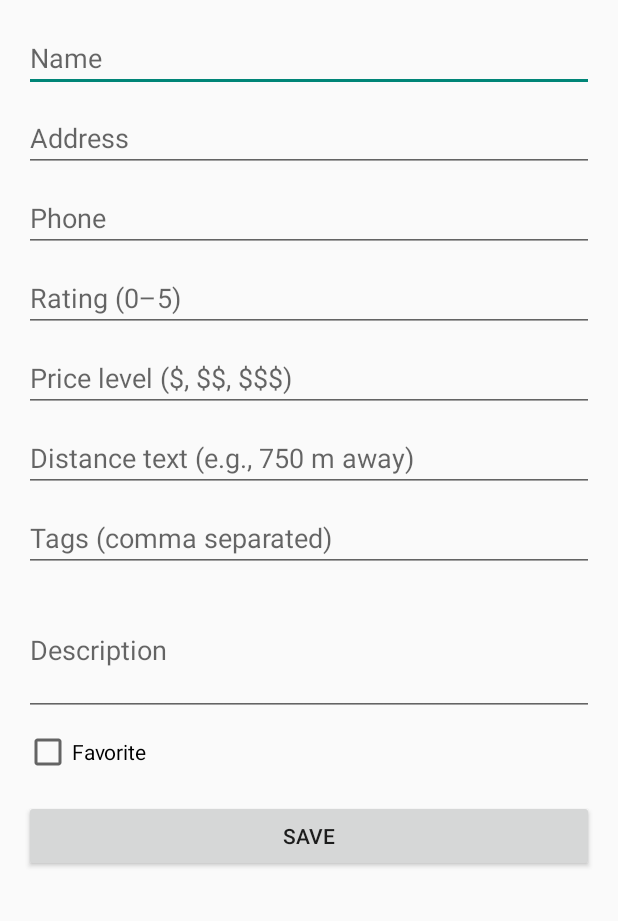
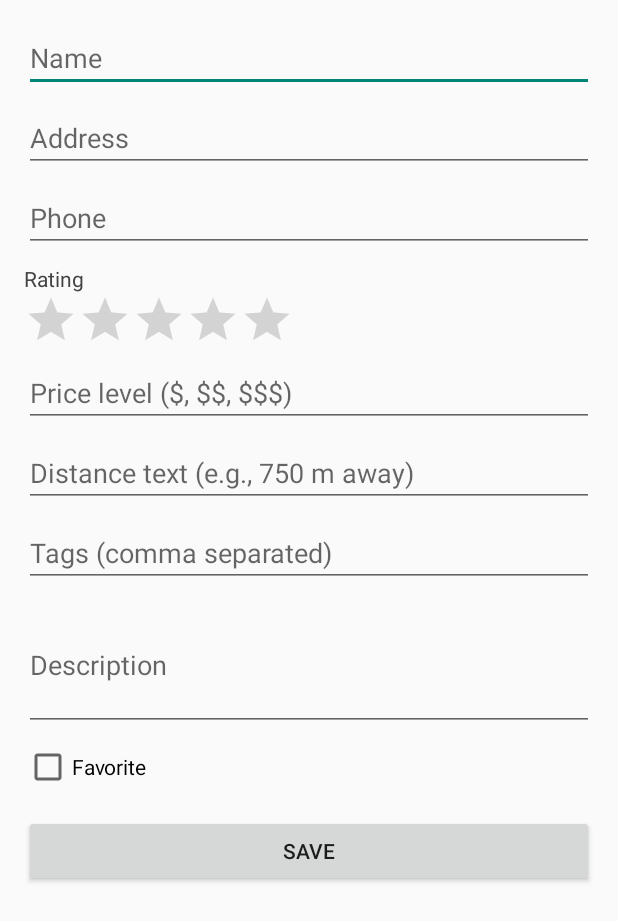
Before and after one commit to 101501186/COMP3074_Group10, an Android app: the AddEditRestaurantActivity screen opened directly, with no data from a screen before it, on a phone screen of 412 x 824 dp. Shown: the top 921 px of the screen. Run offline under Robolectric (Android 15) with nearby library versions, the phone set to English and light mode, and no system bars.

Commit message:
Add: changes for ratings bar

```diff
--- a/foodspot/app/src/main/java/ca/gbc/foodspot/AddEditRestaurantActivity.java
+++ b/foodspot/app/src/main/java/ca/gbc/foodspot/AddEditRestaurantActivity.java
@@ -5,16 +5,18 @@ import android.text.TextUtils;
 import android.widget.Button;
 import android.widget.CheckBox;
 import android.widget.EditText;
+import android.widget.RatingBar;
 import android.widget.Toast;
 
 import androidx.appcompat.app.AppCompatActivity;
+
 import ca.gbc.foodspot.db.DbHelper;
 import ca.gbc.foodspot.model.Restaurant;
 
 public class AddEditRestaurantActivity extends AppCompatActivity {
 
-    private EditText editName, editAddress, editPhone,
-            editRating, editPrice, editDistance, editTags, editDescription;
+    private EditText editName, editAddress, editPhone, editPrice, editDistance, editTags, editDescription;
+    private RatingBar ratingBar;
     private CheckBox checkFavorite;
 
     private DbHelper dbHelper;
@@ -30,7 +32,7 @@ public class AddEditRestaurantActivity extends AppCompatActivity {
         editName = findViewById(R.id.editName);
         editAddress = findViewById(R.id.editAddress);
         editPhone = findViewById(R.id.editPhone);
-        editRating = findViewById(R.id.editRating);
+        ratingBar = findViewById(R.id.ratingBar);
         editPrice = findViewById(R.id.editPrice);
         editDistance = findViewById(R.id.editDistance);
         editTags = findViewById(R.id.editTags);
@@ -54,7 +56,7 @@ public class AddEditRestaurantActivity extends AppCompatActivity {
         editName.setText(existing.getName());
         editAddress.setText(existing.getAddress());
         editPhone.setText(existing.getPhone());
-        editRating.setText(String.valueOf(existing.getRating()));
+        ratingBar.setRating(existing.getRating());
         editPrice.setText(existing.getPriceLevel());
         editDistance.setText(existing.getDistanceText());
         editTags.setText(existing.getTags());
@@ -71,18 +73,11 @@ public class AddEditRestaurantActivity extends AppCompatActivity {
 
         String address = editAddress.getText().toString().trim();
         String phone = editPhone.getText().toString().trim();
-        String ratingText = editRating.getText().toString().trim();
+        float rating = ratingBar.getRating(); // Get star value
         String price = editPrice.getText().toString().trim();
         String distance = editDistance.getText().toString().trim();
         String tags = editTags.getText().toString().trim();
         String desc = editDescription.getText().toString().trim();
-
-        float rating = 0f;
-        if (!TextUtils.isEmpty(ratingText)) {
-            try {
-                rating = Float.parseFloat(ratingText);
-            } catch (NumberFormatException ignored) {}
-        }
 
         if (existing == null) {
             existing = new Restaurant();
--- a/foodspot/app/src/main/java/ca/gbc/foodspot/RestaurantDetailActivity.java
+++ b/foodspot/app/src/main/java/ca/gbc/foodspot/RestaurantDetailActivity.java
@@ -9,6 +9,7 @@ import android.widget.CheckBox;
 import android.widget.ImageView;
 import android.widget.TextView;
 import android.widget.Toast;
+import android.widget.RatingBar;
 
 import androidx.appcompat.app.AlertDialog;
 import androidx.appcompat.app.AppCompatActivity;
@@ -25,6 +26,8 @@ public class RestaurantDetailActivity extends AppCompatActivity {
             textDescription, textPhone, textTags;
     private CheckBox checkFavorite;
 
+    private RatingBar detailRatingBar;
+
     @Override
     protected void onCreate(Bundle savedInstanceState) {
         super.onCreate(savedInstanceState);
@@ -33,6 +36,7 @@ public class RestaurantDetailActivity extends AppCompatActivity {
         dbHelper = DbHelper.getInstance(this);
 
         ImageView image = findViewById(R.id.imageRestaurant);
+        detailRatingBar = findViewById(R.id.detailRatingBar);
         textName = findViewById(R.id.textName);
         textMeta = findViewById(R.id.textMeta);
         textAddress = findViewById(R.id.textAddress);
@@ -45,6 +49,8 @@ public class RestaurantDetailActivity extends AppCompatActivity {
         Button buttonShare = findViewById(R.id.buttonShare);
         Button buttonEdit = findViewById(R.id.buttonEdit);
         Button buttonDelete = findViewById(R.id.buttonDelete);
+
+        detailRatingBar.setRating(restaurant.getRating());
 
         image.setImageResource(R.drawable.ic_restaurant_placeholder);
 
--- a/foodspot/app/src/main/res/layout/activity_add_edit_restaurant.xml
+++ b/foodspot/app/src/main/res/layout/activity_add_edit_restaurant.xml
@@ -29,13 +29,23 @@
             android:hint="Phone"
             android:layout_marginTop="8dp" />
 
-        <EditText
-            android:id="@+id/editRating"
-            android:layout_width="match_parent"
+        <TextView
+            android:layout_width="wrap_content"
             android:layout_height="wrap_content"
-            android:hint="Rating (0–5)"
-            android:inputType="numberDecimal"
+            android:text="Rating"
+            android:textSize="14sp"
+            android:textColor="@color/text_primary"
             android:layout_marginTop="8dp" />
+
+        <RatingBar
+            android:id="@+id/ratingBar"
+            android:layout_width="wrap_content"
+            android:layout_height="wrap_content"
+            android:stepSize="1"
+            android:numStars="5"
+            android:rating="0"
+            style="?android:attr/ratingBarStyleIndicator"
+            android:isIndicator="false" />
 
         <EditText
             android:id="@+id/editPrice"
```
Also changed, not shown: foodspot/app/src/main/res/layout/activity_restaurant_detail.xml (+9 -0 lines).
